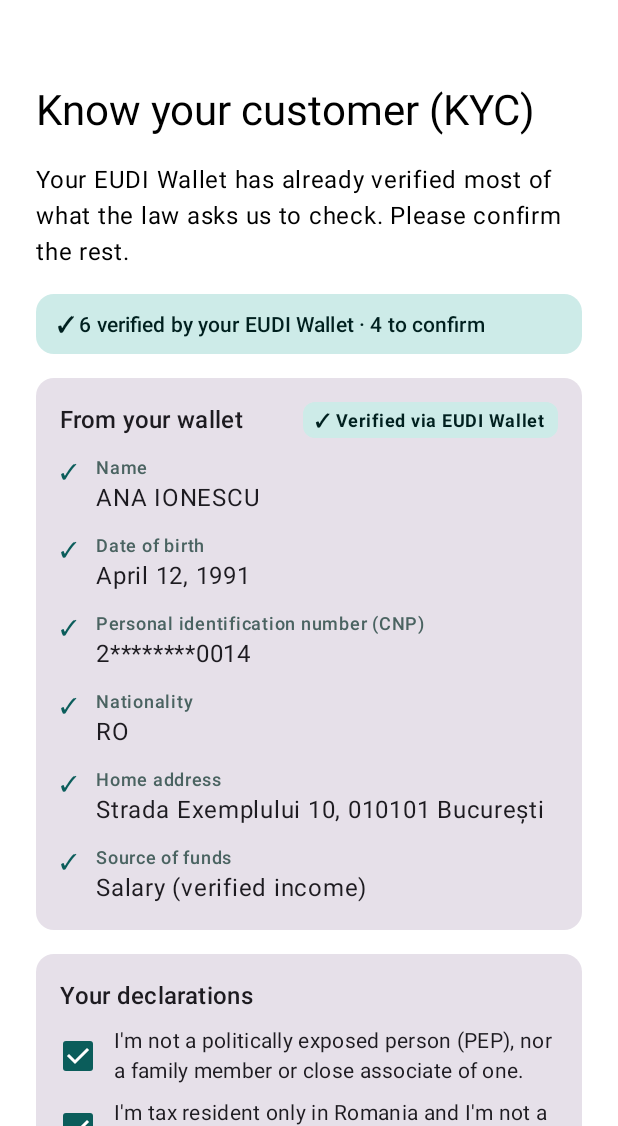
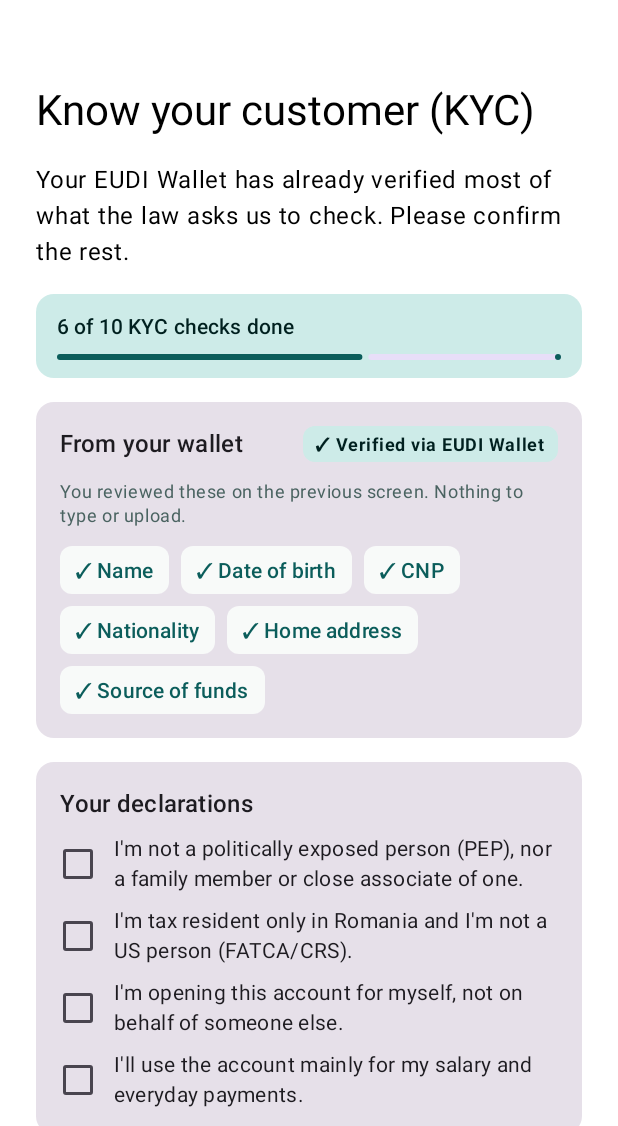
Before and after one commit to pteofil/onboarding-eudi-wallet, an Android app built with Jetpack Compose: the @Preview function KycPreview, on a phone screen of 412 x 824 dp, the part 110-1236 px from its top. Run offline under Robolectric (Android 15) with nearby library versions, the phone set to English and light mode, and no system bars.

Commit message:
Android: KYC declarations start unticked; KYC screen lists wallet checks by name with a progress bar instead of repeating Review's values
Co-authored-by: Copilot <223556219+Copilot@users.noreply.github.com>

```diff
--- a/android/app/src/main/java/ro/banking40/team01/onboarding/Kyc.kt
+++ b/android/app/src/main/java/ro/banking40/team01/onboarding/Kyc.kt
@@ -4,16 +4,16 @@ import kotlinx.serialization.json.JsonObject
 import ro.banking40.team01.api.Identity
 
 /**
- * The KYC declarations no wallet can answer. Pre-ticked for the demo; kept in memory only, nothing is sent.
+ * The KYC declarations no wallet can answer. Unticked until the customer confirms each one; kept in memory only, nothing is sent.
  * A real bank would also screen the name against sanctions and PEP lists.
  */
 data class KycDeclarations(
-    val notPep: Boolean = true,
-    val taxResidentRomaniaOnly: Boolean = true,
-    val ownBehalf: Boolean = true,
-    val everydayUse: Boolean = true,
+    val notPep: Boolean = false,
+    val taxResidentRomaniaOnly: Boolean = false,
+    val ownBehalf: Boolean = false,
+    val everydayUse: Boolean = false,
     /** Asked only when income wasn't shared; otherwise the verified income attestation answers it. */
-    val salaryIncome: Boolean = true,
+    val salaryIncome: Boolean = false,
 ) {
     fun complete(incomeVerified: Boolean): Boolean =
         notPep && taxResidentRomaniaOnly && ownBehalf && everydayUse && (incomeVerified || salaryIncome)
--- a/android/app/src/main/java/ro/banking40/team01/ui/DashboardScreen.kt
+++ b/android/app/src/main/java/ro/banking40/team01/ui/DashboardScreen.kt
@@ -321,7 +321,7 @@ private fun KycCard(kyc: KycProfile) {
                 }
             }
             KycSummary(stringResource(R.string.dashboard_kyc_summary, verified.size, declared.size))
-            verified.forEach { (label, value) -> KycLine(label, value, fromWallet = true) }
+            verified.forEach { KycLine(it.label, it.value, fromWallet = true) }
             declared.forEach { (label, value) -> KycLine(label, value, fromWallet = false) }
             val completedOn = Instant.ofEpochMilli(kyc.completedAtMillis).atZone(ZoneId.systemDefault()).toLocalDate()
                 .format(DateTimeFormatter.ofLocalizedDate(FormatStyle.MEDIUM))
--- a/android/app/src/main/java/ro/banking40/team01/ui/KycScreen.kt
+++ b/android/app/src/main/java/ro/banking40/team01/ui/KycScreen.kt
@@ -2,6 +2,7 @@ package ro.banking40.team01.ui
 
 import androidx.compose.foundation.layout.Arrangement
 import androidx.compose.foundation.layout.Column
+import androidx.compose.foundation.layout.FlowRow
 import androidx.compose.foundation.layout.Row
 import androidx.compose.foundation.layout.fillMaxWidth
 import androidx.compose.foundation.layout.padding
@@ -10,6 +11,7 @@ import androidx.compose.foundation.selection.toggleable
 import androidx.compose.material3.Button
 import androidx.compose.material3.Card
 import androidx.compose.material3.Checkbox
+import androidx.compose.material3.LinearProgressIndicator
 import androidx.compose.material3.MaterialTheme
 import androidx.compose.material3.Surface
 import androidx.compose.material3.Text
@@ -49,8 +51,10 @@ fun KycScreen(
             add(Triple(R.string.kyc_decl_salary, declarations.salaryIncome) { v: Boolean -> declarations.copy(salaryIncome = v) })
         }
     }
+    val done = verified.size + questions.count { it.second }
+    val total = verified.size + questions.size
     StepLayout(title = stringResource(R.string.kyc_title), body = stringResource(R.string.kyc_body)) {
-        KycSummary(stringResource(R.string.kyc_summary, verified.size, questions.size))
+        KycProgress(done, total)
         Card(Modifier.fillMaxWidth()) {
             Column(Modifier.padding(16.dp), verticalArrangement = Arrangement.spacedBy(12.dp)) {
                 Row(verticalAlignment = Alignment.CenterVertically) {
@@ -61,7 +65,14 @@ fun KycScreen(
                     )
                     VerifiedBadge()
                 }
-                verified.forEach { (label, value) -> KycLine(label, value, fromWallet = true, showSource = false) }
+                Text(
+                    stringResource(R.string.kyc_verified_hint),
+                    style = MaterialTheme.typography.bodySmall,
+                    color = MaterialTheme.colorScheme.secondary,
+                )
+                FlowRow(horizontalArrangement = Arrangement.spacedBy(8.dp), verticalArrangement = Arrangement.spacedBy(8.dp)) {
+                    verified.forEach { CheckChip(it.short) }
+                }
             }
         }
         Card(Modifier.fillMaxWidth()) {
@@ -99,17 +110,22 @@ fun KycScreen(
     }
 }
 
-/** KYC details the EUDI Wallet verified, as (label, value). */
+/** One KYC detail the EUDI Wallet verified; [short] names it on the KYC screen, where the value isn't repeated. */
+data class KycItem(val label: String, val value: String, val short: String = label)
+
 @Composable
-fun walletKycItems(identity: Identity, maskedCnp: String?, address: JsonObject, incomeVerified: Boolean): List<Pair<String, String>> =
+fun walletKycItems(identity: Identity, maskedCnp: String?, address: JsonObject, incomeVerified: Boolean): List<KycItem> =
     buildList {
         listOfNotNull(identity.givenName, identity.familyName).joinToString(" ").takeIf { it.isNotBlank() }
-            ?.let { add(stringResource(R.string.kyc_name) to it) }
-        formatDate(identity.birthDate)?.let { add(stringResource(R.string.kyc_birth_date) to it) }
-        maskedCnp?.let { add(stringResource(R.string.kyc_cnp) to it) }
-        jsonText(identity.nationality)?.let { add(stringResource(R.string.kyc_nationality) to it) }
-        addressLines(address).takeIf { it.isNotEmpty() }?.let { add(stringResource(R.string.kyc_address) to it.joinToString(", ")) }
-        if (incomeVerified) add(stringResource(R.string.kyc_source_of_funds) to stringResource(R.string.kyc_value_salary_verified))
+            ?.let { add(KycItem(stringResource(R.string.kyc_name), it)) }
+        formatDate(identity.birthDate)?.let { add(KycItem(stringResource(R.string.kyc_birth_date), it)) }
+        maskedCnp?.let { add(KycItem(stringResource(R.string.kyc_cnp), it, stringResource(R.string.kyc_cnp_short))) }
+        jsonText(identity.nationality)?.let { add(KycItem(stringResource(R.string.kyc_nationality), it)) }
+        addressLines(address).takeIf { it.isNotEmpty() }
+            ?.let { add(KycItem(stringResource(R.string.kyc_address), it.joinToString(", "))) }
+        if (incomeVerified) {
+            add(KycItem(stringResource(R.string.kyc_source_of_funds), stringResource(R.string.kyc_value_salary_verified)))
+        }
     }
 
 /** KYC answers the customer declared, as (label, value). */
@@ -120,6 +136,40 @@ fun declaredKycItems(incomeVerified: Boolean): List<Pair<String, String>> = buil
     add(stringResource(R.string.kyc_tax_residency) to stringResource(R.string.kyc_value_romania_only))
     add(stringResource(R.string.kyc_acting_for) to stringResource(R.string.kyc_value_myself))
     add(stringResource(R.string.kyc_purpose) to stringResource(R.string.kyc_value_everyday))
+}
+
+@Composable
+private fun KycProgress(done: Int, total: Int) {
+    Surface(
+        color = MaterialTheme.colorScheme.primaryContainer,
+        contentColor = MaterialTheme.colorScheme.onPrimaryContainer,
+        shape = MaterialTheme.shapes.medium,
+        modifier = Modifier.fillMaxWidth(),
+    ) {
+        Column(Modifier.padding(horizontal = 14.dp, vertical = 12.dp), verticalArrangement = Arrangement.spacedBy(8.dp)) {
+            Text(
+                stringResource(R.string.kyc_progress, done, total),
+                style = MaterialTheme.typography.labelLarge,
+                fontWeight = FontWeight.SemiBold,
+            )
+            LinearProgressIndicator(progress = { done / total.toFloat() }, modifier = Modifier.fillMaxWidth())
+        }
+    }
+}
+
+@Composable
+private fun CheckChip(text: String) {
+    Surface(
+        color = MaterialTheme.colorScheme.surface,
+        contentColor = MaterialTheme.colorScheme.primary,
+        shape = MaterialTheme.shapes.small,
+    ) {
+        Text(
+            "✓ $text",
+            style = MaterialTheme.typography.labelLarge,
+            modifier = Modifier.padding(horizontal = 10.dp, vertical = 6.dp),
+        )
+    }
 }
 
 @Composable
@@ -141,7 +191,7 @@ fun KycSummary(text: String) {
 
 /** One KYC detail with where it came from: the wallet (verified) or the customer (declared). */
 @Composable
-fun KycLine(label: String, value: String, fromWallet: Boolean, showSource: Boolean = true) {
+fun KycLine(label: String, value: String, fromWallet: Boolean) {
     Row(verticalAlignment = Alignment.Top) {
         Text(
             if (fromWallet) "✓" else "•",
@@ -153,7 +203,7 @@ fun KycLine(label: String, value: String, fromWallet: Boolean, showSource: Boole
             Text(label, style = MaterialTheme.typography.labelMedium, color = MaterialTheme.colorScheme.secondary)
             Text(value, style = MaterialTheme.typography.bodyLarge)
         }
-        if (showSource) Text(
+        Text(
             stringResource(if (fromWallet) R.string.kyc_source_wallet else R.string.kyc_source_declared),
             style = MaterialTheme.typography.labelSmall,
             color = if (fromWallet) MaterialTheme.colorScheme.primary else MaterialTheme.colorScheme.secondary,
--- a/android/app/src/main/res/values/strings.xml
+++ b/android/app/src/main/res/values/strings.xml
@@ -91,12 +91,14 @@
     <string name="consent_kyc_body">The law requires us to verify every new customer. Your verified identity and address do that for us: no ID photo, selfie or video call. Afterwards you\'ll confirm a few short declarations.</string>
     <string name="kyc_title">Know your customer (KYC)</string>
     <string name="kyc_body">Your EUDI Wallet has already verified most of what the law asks us to check. Please confirm the rest.</string>
-    <string name="kyc_summary">✓ %1$d verified by your EUDI Wallet · %2$d to confirm</string>
+    <string name="kyc_progress">%1$d of %2$d KYC checks done</string>
     <string name="kyc_verified_section">From your wallet</string>
+    <string name="kyc_verified_hint">You reviewed these on the previous screen. Nothing to type or upload.</string>
     <string name="kyc_declarations_section">Your declarations</string>
     <string name="kyc_name">Name</string>
     <string name="kyc_birth_date">Date of birth</string>
     <string name="kyc_cnp">Personal identification number (CNP)</string>
+    <string name="kyc_cnp_short">CNP</string>
     <string name="kyc_nationality">Nationality</string>
     <string name="kyc_address">Home address</string>
     <string name="kyc_source_of_funds">Source of funds</string>
@@ -117,7 +119,7 @@
     <string name="kyc_decl_own_behalf">I\'m opening this account for myself, not on behalf of someone else.</string>
     <string name="kyc_decl_purpose">I\'ll use the account mainly for my salary and everyday payments.</string>
     <string name="kyc_decl_salary">My money comes mainly from salary or other employment income.</string>
-    <string name="kyc_demo_note">Demo: the declarations are ticked for you and are not sent anywhere. A real bank would also screen your name against sanctions and PEP lists.</string>
+    <string name="kyc_demo_note">Demo: your declarations stay on this phone and are not sent anywhere. A real bank would also screen your name against sanctions and PEP lists.</string>
     <string name="kyc_continue">Confirm and continue</string>
     <string name="dashboard_kyc_title">Your KYC profile</string>
     <string name="dashboard_kyc_complete">✓ Complete</string>
```
Also changed, not shown: 1 other file.
